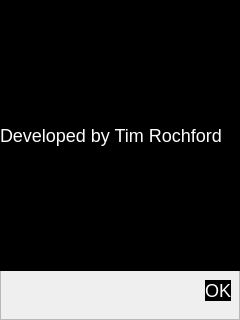
The window that aboutFrame.ui (rochford/cutefootball) describes before a commit, drawn with Qt 5.
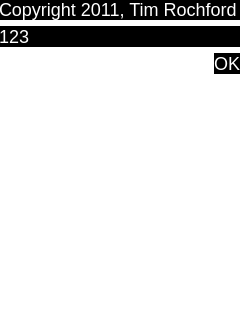
The same window after the commit.

```diff
--- a/aboutFrame.ui
+++ b/aboutFrame.ui
@@ -13,73 +13,83 @@
   <property name="windowTitle">
    <string>Frame</string>
   </property>
+  <property name="styleSheet">
+   <string notr="true">QFrame { background: transparent; border: none; } 
+
+QPushButton, QCheckbox {
+   border: none; 
+	color: white; 
+	background-color: black; 
+	font: bold large &quot;Rockwell Extra Bold&quot;; 
+	font-size: 18px; 
+}
+
+QPushButton:pressed {
+		color: gold; 
+}
+QPushButton:hover {
+		color: gold; 
+}
+QDialog {
+	color: white; 
+	background-color: &quot;#677B09&quot;; 
+	font: bold large &quot;Rockwell Extra Bold&quot;; 
+	font-size: 18px; 
+}
+
+QSpinBox, QLabel {
+	color: white; 
+	background-color: black; 
+	font: bold large &quot;Rockwell Extra Bold&quot;; 
+	font-size: 18px; 
+}</string>
+  </property>
   <property name="frameShape">
    <enum>QFrame::StyledPanel</enum>
   </property>
   <property name="frameShadow">
    <enum>QFrame::Raised</enum>
   </property>
-  <widget class="QDialogButtonBox" name="buttonBox">
+  <widget class="QWidget" name="verticalLayoutWidget">
    <property name="geometry">
     <rect>
-     <x>10</x>
-     <y>270</y>
-     <width>221</width>
-     <height>41</height>
-    </rect>
-   </property>
-   <property name="styleSheet">
-    <string notr="true">QFrame { background: transparent; border: none; } 
-
-QPushButton, QCheckbox {
-   border: none; 
-	color: white; 
-	background-color: black; 
-	font: bold large &quot;Rockwell Extra Bold&quot;; 
-	font-size: 18px; 
-}
-
-QPushButton:pressed {
-		color: gold; 
-}
-QPushButton:hover {
-		color: gold; 
-}
-QDialog {
-	color: white; 
-	background-color: &quot;#677B09&quot;; 
-	font: bold large &quot;Rockwell Extra Bold&quot;; 
-	font-size: 18px; 
-}
-
-QSpinBox, QLabel {
-	color: white; 
-	background-color: black; 
-	font: bold large &quot;Rockwell Extra Bold&quot;; 
-	font-size: 18px; 
-}</string>
-   </property>
-   <property name="orientation">
-    <enum>Qt::Horizontal</enum>
-   </property>
-   <property name="standardButtons">
-    <set>QDialogButtonBox::Ok</set>
-   </property>
-  </widget>
-  <widget class="QLabel" name="label">
-   <property name="geometry">
-    <rect>
-     <x>0</x>
-     <y>0</y>
+     <x>-1</x>
+     <y>-1</y>
      <width>241</width>
-     <height>271</height>
+     <height>321</height>
     </rect>
    </property>
-   <property name="autoFillBackground">
-    <bool>false</bool>
-   </property>
-   <property name="styleSheet">
-    <string notr="true">QFrame { background: transparent; border: none; } 
+   <layout class="QVBoxLayout" name="verticalLayout">
+    <item>
+     <widget class="QLabel" name="label">
+      <property name="autoFillBackground">
+       <bool>false</bool>
+      </property>
+      <property name="styleSheet">
+       <string notr="true"/>
+      </property>
+      <property name="text">
+       <string>Copyright 2011, Tim Rochford</string>
+      </property>
+      <property name="scaledContents">
+       <bool>false</bool>
+      </property>
+      <property name="wordWrap">
+       <bool>true</bool>
+      </property>
+     </widget>
+    </item>
+    <item>
+     <widget class="QLabel" name="versionLabel">
+      <property name="text">
+       <string>123</string>
+      </property>
+     </widget>
+    </item>
+    <item>
+     <widget class="QDialogButtonBox" name="buttonBox">
+      <property name="styleSheet">
+       <string notr="true">QFrame { background: transparent; border: none; } 
 
 QPushButton, QCheckbox {
    border: none; 
@@ -108,16 +118,29 @@
 	font: bold large &quot;Rockwell Extra Bold&quot;; 
 	font-size: 18px; 
 }</string>
-   </property>
-   <property name="text">
-    <string>Developed by Tim Rochford</string>
-   </property>
-   <property name="scaledContents">
-    <bool>false</bool>
-   </property>
-   <property name="wordWrap">
-    <bool>true</bool>
-   </property>
+      </property>
+      <property name="orientation">
+       <enum>Qt::Horizontal</enum>
+      </property>
+      <property name="standardButtons">
+       <set>QDialogButtonBox::Ok</set>
+      </property>
+     </widget>
+    </item>
+    <item>
+     <spacer name="verticalSpacer">
+      <property name="orientation">
+       <enum>Qt::Vertical</enum>
+      </property>
+      <property name="sizeHint" stdset="0">
+       <size>
+        <width>20</width>
+        <height>40</height>
+       </size>
+      </property>
+     </spacer>
+    </item>
+   </layout>
   </widget>
  </widget>
  <resources/>
```
